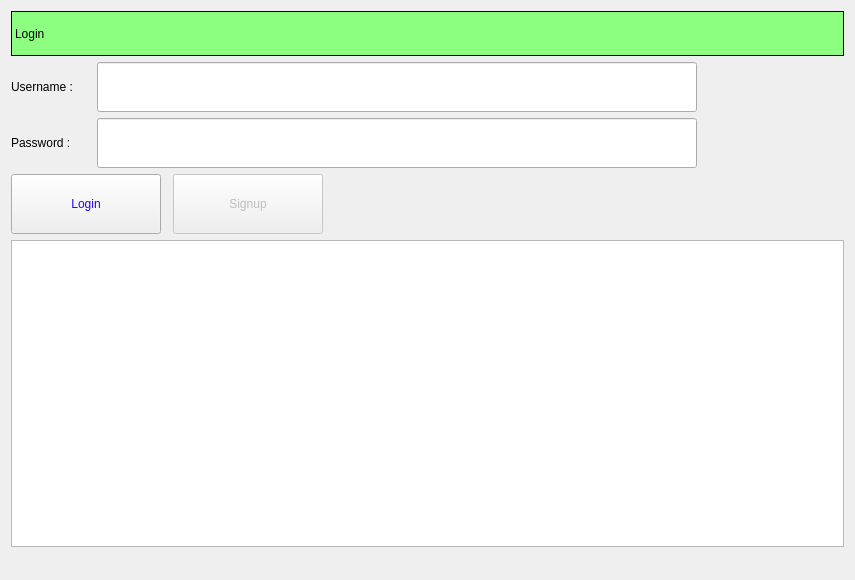
Qt form handleloging.ui (futuregainz/iPlayMovie) before a commit.
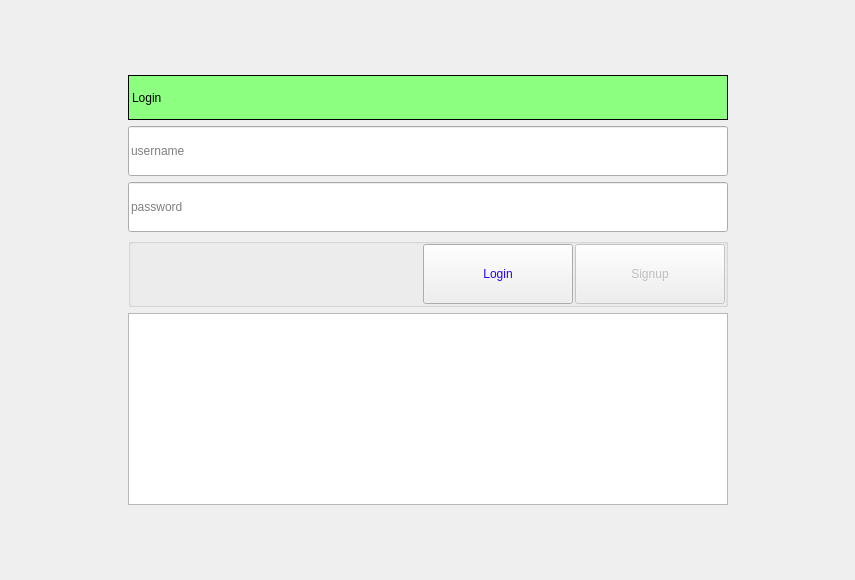
The same form after that commit.

```diff
--- a/handleloging.ui
+++ b/handleloging.ui
@@ -29,8 +29,34 @@
    <property name="spacing">
     <number>6</number>
    </property>
+   <item>
+    <spacer name="verticalSpacer_2">
+     <property name="orientation">
+      <enum>Qt::Vertical</enum>
+     </property>
+     <property name="sizeHint" stdset="0">
+      <size>
+       <width>20</width>
+       <height>40</height>
+      </size>
+     </property>
+    </spacer>
+   </item>
    <item>
     <layout class="QHBoxLayout" name="horizontalLayout_4">
+     <item>
+      <spacer name="horizontalSpacer_5">
+       <property name="orientation">
+        <enum>Qt::Horizontal</enum>
+       </property>
+       <property name="sizeHint" stdset="0">
+        <size>
+         <width>40</width>
+         <height>20</height>
+        </size>
+       </property>
+      </spacer>
+     </item>
      <item>
       <widget class="QLabel" name="label">
        <property name="sizePolicy">
@@ -41,13 +67,13 @@
        </property>
        <property name="minimumSize">
         <size>
-         <width>0</width>
+         <width>600</width>
          <height>45</height>
         </size>
        </property>
        <property name="maximumSize">
         <size>
-         <width>16777215</width>
+         <width>600</width>
          <height>45</height>
         </size>
        </property>
@@ -65,28 +91,35 @@
        </property>
       </widget>
      </item>
+     <item>
+      <spacer name="horizontalSpacer_4">
+       <property name="orientation">
+        <enum>Qt::Horizontal</enum>
+       </property>
+       <property name="sizeHint" stdset="0">
+        <size>
+         <width>40</width>
+         <height>20</height>
+        </size>
+       </property>
+      </spacer>
+     </item>
     </layout>
    </item>
    <item>
     <layout class="QHBoxLayout" name="horizontalLayout_3">
      <item>
-      <widget class="QLabel" name="uname_Label">
-       <property name="sizePolicy">
-        <sizepolicy hsizetype="Fixed" vsizetype="Fixed">
-         <horstretch>0</horstretch>
-         <verstretch>0</verstretch>
-        </sizepolicy>
+      <spacer name="horizontalSpacer_6">
+       <property name="orientation">
+        <enum>Qt::Horizontal</enum>
        </property>
-       <property name="minimumSize">
+       <property name="sizeHint" stdset="0">
         <size>
-         <width>80</width>
-         <height>31</height>
+         <width>40</width>
+         <height>20</height>
         </size>
        </property>
-       <property name="text">
-        <string>Username :</string>
-       </property>
-      </widget>
+      </spacer>
      </item>
      <item>
       <widget class="QLineEdit" name="loginUname">
@@ -108,6 +141,9 @@
          <height>50</height>
         </size>
        </property>
+       <property name="inputMask">
+        <string/>
+       </property>
        <property name="text">
         <string/>
        </property>
@@ -117,6 +153,9 @@
        <property name="alignment">
         <set>Qt::AlignLeading|Qt::AlignLeft|Qt::AlignVCenter</set>
        </property>
+       <property name="placeholderText">
+        <string>username</string>
+       </property>
       </widget>
      </item>
      <item>
@@ -137,23 +176,17 @@
    <item>
     <layout class="QHBoxLayout" name="horizontalLayout_2">
      <item>
-      <widget class="QLabel" name="pwd_Label">
-       <property name="sizePolicy">
-        <sizepolicy hsizetype="Fixed" vsizetype="Fixed">
-         <horstretch>0</horstretch>
-         <verstretch>0</verstretch>
-        </sizepolicy>
+      <spacer name="horizontalSpacer_7">
+       <property name="orientation">
+        <enum>Qt::Horizontal</enum>
        </property>
-       <property name="minimumSize">
+       <property name="sizeHint" stdset="0">
         <size>
-         <width>80</width>
-         <height>31</height>
+         <width>40</width>
+         <height>20</height>
         </size>
        </property>
-       <property name="text">
-        <string>Password :</string>
-       </property>
-      </widget>
+      </spacer>
      </item>
      <item>
       <widget class="QLineEdit" name="loginPwd">
@@ -175,6 +208,9 @@
          <height>50</height>
         </size>
        </property>
+       <property name="inputMask">
+        <string/>
+       </property>
        <property name="text">
         <string/>
        </property>
@@ -187,6 +223,9 @@
        <property name="alignment">
         <set>Qt::AlignLeading|Qt::AlignLeft|Qt::AlignVCenter</set>
        </property>
+       <property name="placeholderText">
+        <string>password</string>
+       </property>
       </widget>
      </item>
      <item>
@@ -210,6 +249,71 @@
       <number>12</number>
      </property>
      <item>
+      <spacer name="horizontalSpacer_8">
+       <property name="orientation">
+        <enum>Qt::Horizontal</enum>
+       </property>
+       <property name="sizeHint" stdset="0">
+        <size>
+         <width>40</width>
+         <height>20</height>
+        </size>
+       </property>
+      </spacer>
+     </item>
+     <item>
+      <widget class="QGroupBox" name="groupBox">
+       <property name="sizePolicy">
+        <sizepolicy hsizetype="Expanding" vsizetype="Fixed">
+         <horstretch>0</horstretch>
+         <verstretch>0</verstretch>
+        </sizepolicy>
+       </property>
+       <property name="minimumSize">
+        <size>
+         <width>600</width>
+         <height>0</height>
+        </size>
+       </property>
+       <property name="maximumSize">
+        <size>
+         <width>600</width>
+         <height>16777215</height>
+        </size>
+       </property>
+       <property name="title">
+        <string/>
+       </property>
+       <layout class="QHBoxLayout" name="horizontalLayout_6">
+        <property name="spacing">
+         <number>2</number>
+        </property>
+        <property name="leftMargin">
+         <number>0</number>
+        </property>
+        <property name="topMargin">
+         <number>0</number>
+        </property>
+        <property name="rightMargin">
+         <number>0</number>
+        </property>
+        <property name="bottomMargin">
+         <number>0</number>
+        </property>
+        <item>
+         <spacer name="horizontalSpacer_11">
+          <property name="orientation">
+           <enum>Qt::Horizontal</enum>
+          </property>
+          <property name="sizeHint" stdset="0">
+           <size>
+            <width>40</width>
+            <height>20</height>
+           </size>
+          </property>
+         </spacer>
+        </item>
+        <item>
       <widget class="QPushButton" name="login_PushButton">
        <property name="sizePolicy">
         <sizepolicy hsizetype="Fixed" vsizetype="Fixed">
@@ -271,6 +375,9 @@
        </property>
       </widget>
      </item>
+       </layout>
+      </widget>
+     </item>
      <item>
       <spacer name="horizontalSpacer">
        <property name="orientation">
@@ -288,6 +395,19 @@
    </item>
    <item>
     <layout class="QHBoxLayout" name="horizontalLayout_5">
+     <item>
+      <spacer name="horizontalSpacer_9">
+       <property name="orientation">
+        <enum>Qt::Horizontal</enum>
+       </property>
+       <property name="sizeHint" stdset="0">
+        <size>
+         <width>40</width>
+         <height>20</height>
+        </size>
+       </property>
+      </spacer>
+     </item>
      <item>
       <widget class="QTextEdit" name="logsText">
        <property name="enabled">
@@ -302,13 +422,13 @@
        <property name="minimumSize">
         <size>
          <width>600</width>
-         <height>307</height>
+         <height>0</height>
         </size>
        </property>
        <property name="maximumSize">
         <size>
-         <width>16777215</width>
-         <height>400</height>
+         <width>600</width>
+         <height>16777215</height>
         </size>
        </property>
        <property name="readOnly">
@@ -316,6 +436,19 @@
        </property>
       </widget>
      </item>
+     <item>
+      <spacer name="horizontalSpacer_10">
+       <property name="orientation">
+        <enum>Qt::Horizontal</enum>
+       </property>
+       <property name="sizeHint" stdset="0">
+        <size>
+         <width>40</width>
+         <height>20</height>
+        </size>
+       </property>
+      </spacer>
+     </item>
     </layout>
    </item>
    <item>
```
Left out of the diff: 4 changed lines with no effect on the pictures. Lines whose indentation alone changed are shown as unchanged.
